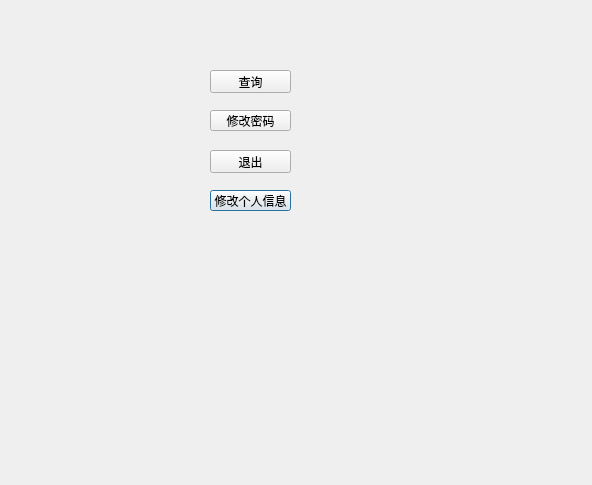
First picture: the form in src/Cpluspluswork/userview.ui, repository wutb15/C-work, before the edit.
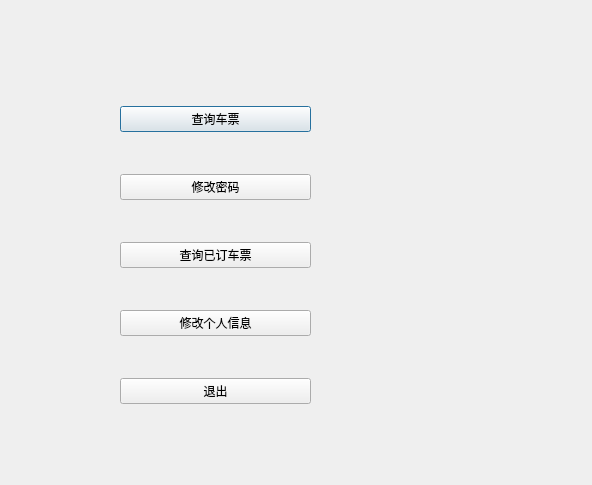
Second picture: the form after the edit.

What changed in the file:
```diff
--- a/src/Cpluspluswork/userview.ui
+++ b/src/Cpluspluswork/userview.ui
@@ -13,57 +13,52 @@
   <property name="windowTitle">
    <string>Dialog</string>
   </property>
-  <widget class="QPushButton" name="infoButton">
+  <widget class="QWidget" name="">
    <property name="geometry">
     <rect>
-     <x>210</x>
-     <y>190</y>
-     <width>81</width>
-     <height>21</height>
-    </rect>
-   </property>
-   <property name="text">
-    <string>修改个人信息</string>
-   </property>
-  </widget>
-  <widget class="QPushButton" name="serachButton">
-   <property name="geometry">
-    <rect>
-     <x>210</x>
+     <x>120</x>
      <y>70</y>
-     <width>81</width>
-     <height>23</height>
+     <width>191</width>
+     <height>371</height>
     </rect>
    </property>
-   <property name="text">
-    <string>查询</string>
-   </property>
-  </widget>
-  <widget class="QPushButton" name="exitButton">
-   <property name="geometry">
-    <rect>
-     <x>210</x>
-     <y>150</y>
-     <width>81</width>
-     <height>23</height>
-    </rect>
-   </property>
-   <property name="text">
-    <string>退出</string>
-   </property>
-  </widget>
-  <widget class="QPushButton" name="pwdButton">
-   <property name="geometry">
-    <rect>
-     <x>210</x>
-     <y>110</y>
-     <width>81</width>
-     <height>21</height>
-    </rect>
-   </property>
-   <property name="text">
-    <string>修改密码</string>
-   </property>
+   <layout class="QVBoxLayout" name="verticalLayout">
+    <item>
+     <widget class="QPushButton" name="searchButton">
+      <property name="text">
+       <string>查询车票</string>
+      </property>
+     </widget>
+    </item>
+    <item>
+     <widget class="QPushButton" name="pwdButton">
+      <property name="text">
+       <string>修改密码</string>
+      </property>
+     </widget>
+    </item>
+    <item>
+     <widget class="QPushButton" name="ticketButton">
+      <property name="text">
+       <string>查询已订车票</string>
+      </property>
+     </widget>
+    </item>
+    <item>
+     <widget class="QPushButton" name="infoButton">
+      <property name="text">
+       <string>修改个人信息</string>
+      </property>
+     </widget>
+    </item>
+    <item>
+     <widget class="QPushButton" name="exitButton">
+      <property name="text">
+       <string>退出</string>
+      </property>
+     </widget>
+    </item>
+   </layout>
   </widget>
  </widget>
  <resources/>
```
